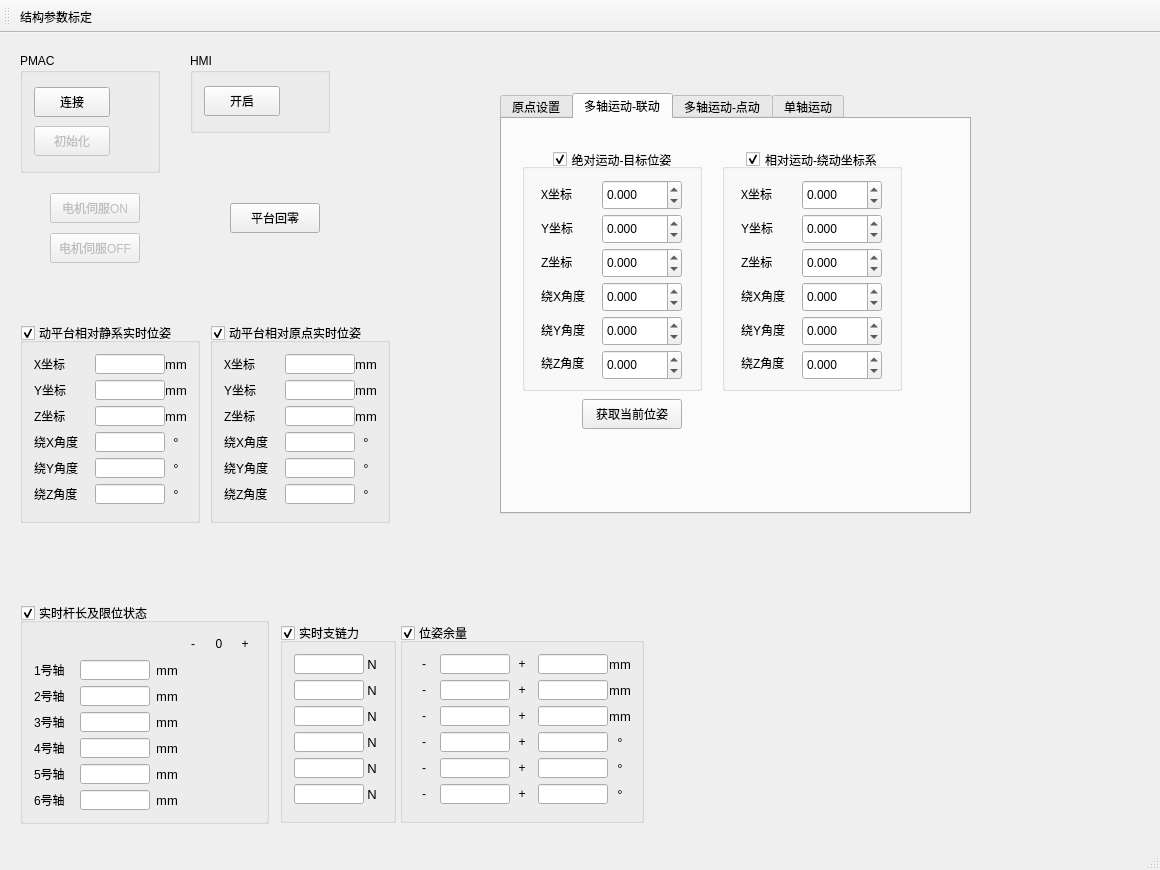
Above: SixUpsUiAo/SixUpsUiAo.ui from Wao1996/SixUpsUiAo before the change. Below: the same form after it.
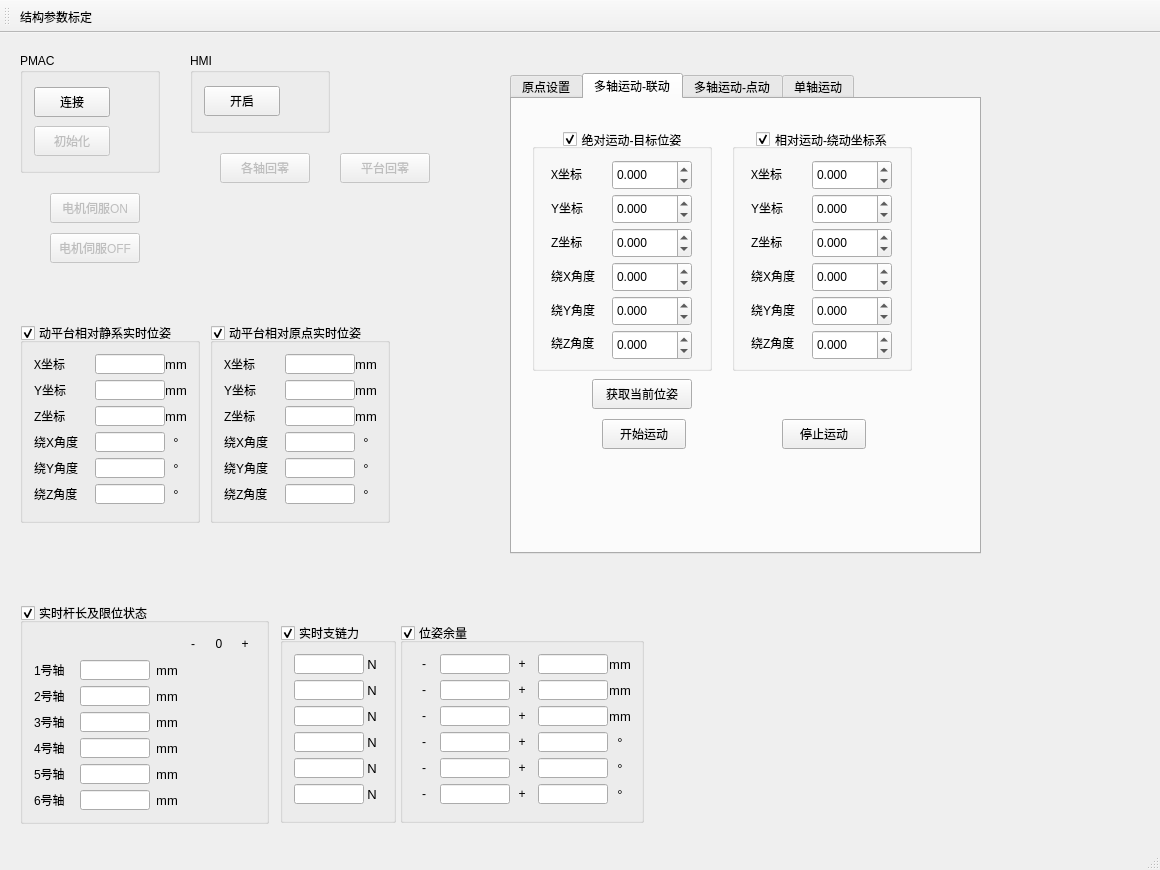
That is the form after the change. The open tabs and pages were chosen to show the change. Icons and pictures are not drawn.

What changed in the file:
```diff
--- a/SixUpsUiAo/SixUpsUiAo.ui
+++ b/SixUpsUiAo/SixUpsUiAo.ui
@@ -2791,12 +2791,15 @@
     </layout>
    </widget>
    <widget class="QTabWidget" name="tabWidget">
+    <property name="enabled">
+     <bool>true</bool>
+    </property>
     <property name="geometry">
      <rect>
-      <x>500</x>
-      <y>60</y>
+      <x>510</x>
+      <y>40</y>
       <width>471</width>
-      <height>421</height>
+      <height>481</height>
      </rect>
     </property>
     <property name="currentIndex">
@@ -3508,8 +3511,8 @@
      <widget class="QPushButton" name="startMoveBtn">
       <property name="geometry">
        <rect>
-        <x>80</x>
-        <y>410</y>
+        <x>90</x>
+        <y>320</y>
         <width>84</width>
         <height>30</height>
        </rect>
@@ -3533,8 +3536,8 @@
      <widget class="QPushButton" name="stopMoveBtn">
       <property name="geometry">
        <rect>
-        <x>280</x>
-        <y>410</y>
+        <x>270</x>
+        <y>320</y>
         <width>84</width>
         <height>30</height>
        </rect>
@@ -5101,12 +5104,12 @@
    </widget>
    <widget class="QPushButton" name="upsHomeBtn">
     <property name="enabled">
-     <bool>true</bool>
+     <bool>false</bool>
     </property>
     <property name="geometry">
      <rect>
-      <x>230</x>
-      <y>170</y>
+      <x>340</x>
+      <y>120</y>
       <width>90</width>
       <height>30</height>
      </rect>
@@ -5589,6 +5592,34 @@
      </item>
     </layout>
    </widget>
+   <widget class="QPushButton" name="axlesHomeBtn">
+    <property name="enabled">
+     <bool>false</bool>
+    </property>
+    <property name="geometry">
+     <rect>
+      <x>220</x>
+      <y>120</y>
+      <width>90</width>
+      <height>30</height>
+     </rect>
+    </property>
+    <property name="minimumSize">
+     <size>
+      <width>0</width>
+      <height>30</height>
+     </size>
+    </property>
+    <property name="maximumSize">
+     <size>
+      <width>16777215</width>
+      <height>30</height>
+     </size>
+    </property>
+    <property name="text">
+     <string>各轴回零</string>
+    </property>
+   </widget>
    <zorder>realTimeLengths</zorder>
    <zorder>HMI</zorder>
    <zorder>PMAC</zorder>
```
Left out of the diff: 8 changed lines with no effect on the pictures.
